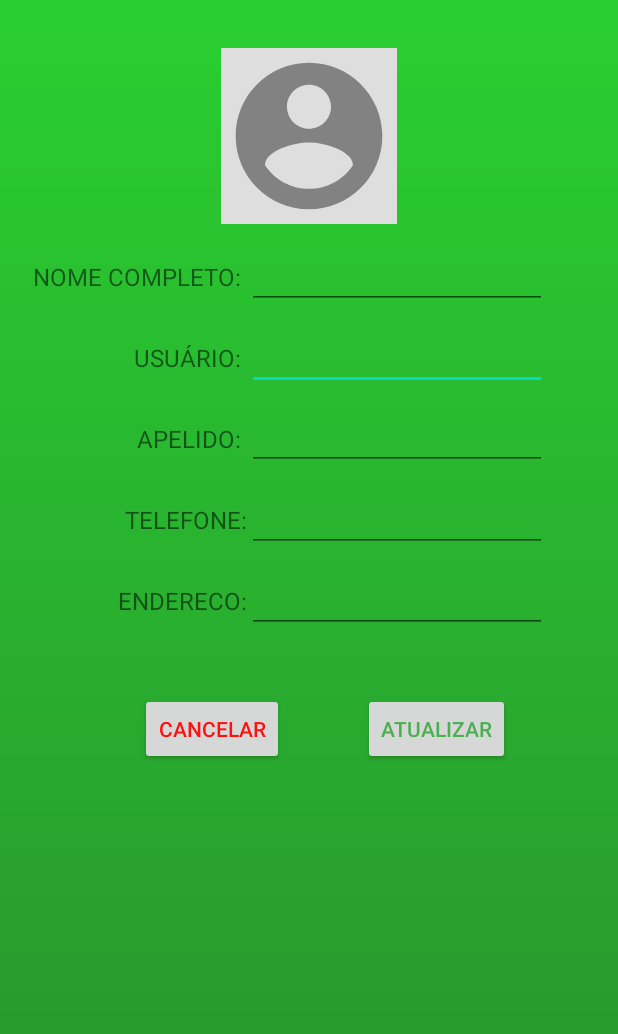
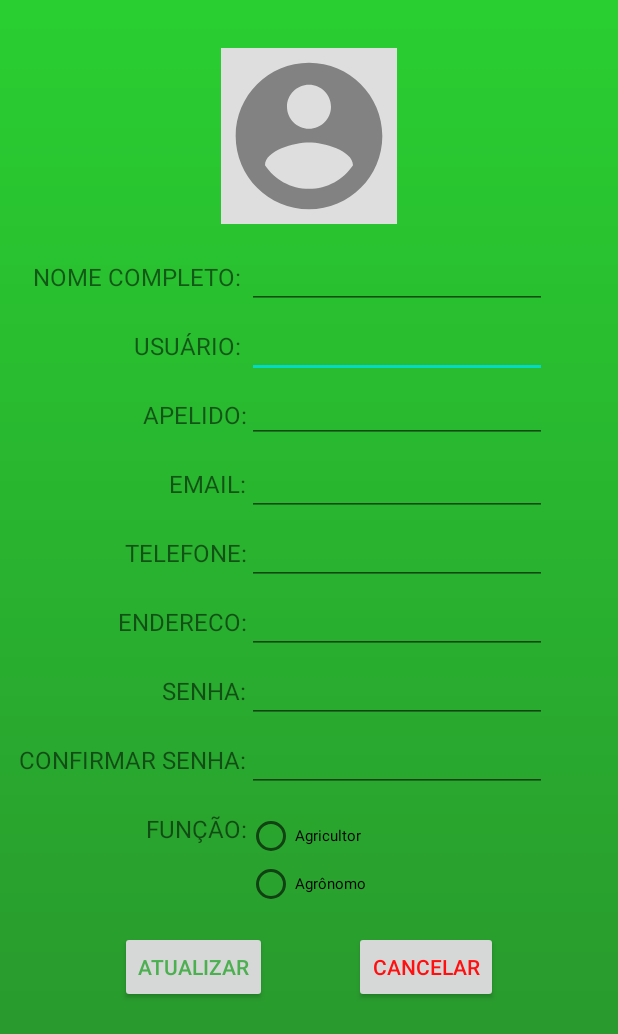
Before and after one commit to Joedson-Bomfim/DM2020.2-Terra-Forte, an Android app: the layout editar_usuario.xml on its own in the app's theme, with its tools: preview values and no code run, on a phone screen of 412 x 824 dp. Shown: the top 1034 px of the screen. Run offline under Robolectric (Android 15) with nearby library versions, the phone set to English and light mode, and no system bars.

Commit message:
Perto de finalizar o CRUD de todos os campos de usuário

```diff
--- a/app/src/main/java/com/example/terraforte/EditarUsuario.java
+++ b/app/src/main/java/com/example/terraforte/EditarUsuario.java
@@ -10,7 +10,8 @@ import android.util.Log;
 import android.view.View;
 import android.widget.Button;
 import android.widget.EditText;
-import android.widget.Toast;
+import android.widget.RadioButton;
+import android.widget.RadioGroup;
 
 import com.google.android.gms.tasks.OnFailureListener;
 import com.google.android.gms.tasks.OnSuccessListener;
--- a/app/src/main/java/com/example/terraforte/Enviar_Documento.java
+++ b/app/src/main/java/com/example/terraforte/Enviar_Documento.java
@@ -11,4 +11,8 @@ public class Enviar_Documento extends AppCompatActivity {
         super.onCreate(savedInstanceState);
         setContentView(R.layout.enviar_documento);
     }
+
+    private void IniciarComponentes() {
+
+    }
 }
--- a/app/src/main/java/com/example/terraforte/MainActivity.java
+++ b/app/src/main/java/com/example/terraforte/MainActivity.java
@@ -35,6 +35,10 @@ public class MainActivity extends AppCompatActivity {
         super.onCreate(savedInstanceState);
         setContentView(R.layout.login);
 
+        IniciarComponentes();
+    }
+
+    private void IniciarComponentes() {
         email = findViewById(R.id.idEmailLogin);
         senha = findViewById(R.id.idSenhaLogin);
         progressBar = findViewById(R.id.pb_progressBar_login);
--- a/app/src/main/java/com/example/terraforte/Receituarios.java
+++ b/app/src/main/java/com/example/terraforte/Receituarios.java
@@ -11,4 +11,8 @@ public class Receituarios extends AppCompatActivity {
         super.onCreate(savedInstanceState);
         setContentView(R.layout.receituarios);
     }
+
+    private void IniciarComponentes() {
+
+    }
 }
--- a/app/src/main/res/layout/cadastrar.xml
+++ b/app/src/main/res/layout/cadastrar.xml
@@ -206,10 +206,10 @@
             app:layout_constraintBottom_toBottomOf="parent"
             app:layout_constraintEnd_toEndOf="parent"
             app:layout_constraintStart_toStartOf="parent"
-            app:layout_constraintTop_toBottomOf="@+id/radioGroup" />
+            app:layout_constraintTop_toBottomOf="@+id/radioiGroupCadastrar" />
 
         <RadioGroup
-            android:id="@+id/radioGroup"
+            android:id="@+id/radioiGroupCadastrar"
             android:layout_width="wrap_content"
             android:layout_height="wrap_content"
             app:layout_constraintStart_toStartOf="@+id/textView13"
--- a/app/src/main/res/layout/editar_usuario.xml
+++ b/app/src/main/res/layout/editar_usuario.xml
@@ -20,13 +20,15 @@
 
 
 
+
+
     ]]>
 
     <TextView
         android:id="@+id/textView17"
         android:layout_width="wrap_content"
         android:layout_height="wrap_content"
-        android:layout_marginTop="32dp"
+        android:layout_marginTop="24dp"
         android:text="USUÁRIO: "
         android:textSize="16sp"
         app:layout_constraintEnd_toStartOf="@+id/idNomeUsuarioEditPerfil"
@@ -77,38 +79,47 @@
         app:layout_constraintTop_toTopOf="@+id/textView24" />
 
     <Button
-        android:id="@+id/btn_atualizar_editPerfil"
-        android:layout_width="wrap_content"
-        android:layout_height="wrap_content"
-        android:layout_marginTop="40dp"
-        android:layout_marginEnd="72dp"
-        android:text="Atualizar"
-        android:textColor="#4CAF50"
-        app:layout_constraintEnd_toEndOf="parent"
-        app:layout_constraintTop_toBottomOf="@+id/idEnderecoEditPerfil" />
-
-    <Button
         android:id="@+id/btn_cancelar_editPerfil"
         android:layout_width="wrap_content"
         android:layout_height="wrap_content"
-        android:layout_marginStart="72dp"
-        android:layout_marginEnd="24dp"
+        android:layout_marginTop="16dp"
+        android:layout_marginEnd="80dp"
         android:text="cancelar"
         android:textColor="#FF0F0F"
-        app:layout_constraintBottom_toBottomOf="@+id/btn_atualizar_editPerfil"
-        app:layout_constraintEnd_toStartOf="@+id/btn_atualizar_editPerfil"
-        app:layout_constraintHorizontal_bias="0.428"
-        app:layout_constraintStart_toStartOf="parent" />
+        app:layout_constraintEnd_toEndOf="parent"
+        app:layout_constraintTop_toBottomOf="@+id/radioGroupEditPerfil" />
+
+    <Button
+        android:id="@+id/btn_atualizar_editPerfil"
+        android:layout_width="wrap_content"
+        android:layout_height="48dp"
+        android:layout_marginStart="80dp"
+        android:layout_marginTop="16dp"
+        android:text="Atualizar"
+        android:textColor="#4CAF50"
+        app:layout_constraintStart_toStartOf="parent"
+        app:layout_constraintTop_toBottomOf="@+id/radioGroupEditPerfil" />
 
     <TextView
         android:id="@+id/textView21"
         android:layout_width="wrap_content"
         android:layout_height="wrap_content"
-        android:layout_marginTop="32dp"
+        android:layout_marginTop="24dp"
         android:text="TELEFONE:"
         android:textSize="16sp"
         app:layout_constraintEnd_toStartOf="@+id/idTelefoneEditPerfil"
-        app:layout_constraintTop_toBottomOf="@+id/textView18" />
+        app:layout_constraintTop_toBottomOf="@+id/textView29" />
+
+    <EditText
+        android:id="@+id/idEmailEditPerfil"
+        android:layout_width="200dp"
+        android:layout_height="wrap_content"
+        android:ems="10"
+        android:inputType="textEmailAddress"
+        android:textSize="16sp"
+        app:layout_constraintBottom_toBottomOf="@+id/textView29"
+        app:layout_constraintEnd_toEndOf="@+id/idApelidoEditPerfil"
+        app:layout_constraintTop_toTopOf="@+id/textView29" />
 
     <EditText
         android:id="@+id/idApelidoEditPerfil"
@@ -120,18 +131,27 @@
         app:layout_constraintBottom_toBottomOf="@+id/textView18"
         app:layout_constraintEnd_toEndOf="@+id/idNomeUsuarioEditPerfil"
         app:layout_constraintTop_toTopOf="@+id/textView18"
-        app:layout_constraintVertical_bias="0.523" />
+        app:layout_constraintVertical_bias="0.619" />
 
     <TextView
         android:id="@+id/textView18"
         android:layout_width="wrap_content"
         android:layout_height="wrap_content"
-        android:layout_marginTop="32dp"
-        android:layout_marginEnd="4dp"
+        android:layout_marginTop="24dp"
         android:text="APELIDO:"
         android:textSize="16sp"
         app:layout_constraintEnd_toStartOf="@+id/idApelidoEditPerfil"
         app:layout_constraintTop_toBottomOf="@+id/textView17" />
+
+    <TextView
+        android:id="@+id/textView29"
+        android:layout_width="wrap_content"
+        android:layout_height="wrap_content"
+        android:layout_marginTop="24dp"
+        android:text="EMAIL:"
+        android:textSize="16sp"
+        app:layout_constraintEnd_toStartOf="@+id/idEmailEditPerfil"
+        app:layout_constraintTop_toBottomOf="@+id/textView18" />
 
     <EditText
         android:id="@+id/idTelefoneEditPerfil"
@@ -141,7 +161,7 @@
         android:inputType="phone"
         android:textSize="16sp"
         app:layout_constraintBottom_toBottomOf="@+id/textView21"
-        app:layout_constraintEnd_toEndOf="@+id/idApelidoEditPerfil"
+        app:layout_constraintEnd_toEndOf="@+id/idEmailEditPerfil"
         app:layout_constraintTop_toTopOf="@+id/textView21" />
 
     <EditText
@@ -155,14 +175,88 @@
         app:layout_constraintEnd_toEndOf="@+id/idTelefoneEditPerfil"
         app:layout_constraintTop_toTopOf="@+id/textView27" />
 
+    <EditText
+        android:id="@+id/idEnderecoEditPerfil2"
+        android:layout_width="200dp"
+        android:layout_height="wrap_content"
+        android:ems="10"
+        android:inputType="textPassword"
+        android:textSize="16sp"
+        app:layout_constraintBottom_toBottomOf="@+id/textView35"
+        app:layout_constraintEnd_toEndOf="@+id/idEnderecoEditPerfil"
+        app:layout_constraintTop_toTopOf="@+id/textView35" />
+
+    <TextView
+        android:id="@+id/textView35"
+        android:layout_width="wrap_content"
+        android:layout_height="wrap_content"
+        android:layout_marginTop="24dp"
+        android:text="SENHA:"
+        android:textSize="16sp"
+        app:layout_constraintEnd_toStartOf="@+id/idEnderecoEditPerfil2"
+        app:layout_constraintTop_toBottomOf="@+id/textView27" />
+
+    <TextView
+        android:id="@+id/textView39"
+        android:layout_width="wrap_content"
+        android:layout_height="wrap_content"
+        android:layout_marginTop="24dp"
+        android:text="CONFIRMAR SENHA:"
+        android:textSize="16sp"
+        app:layout_constraintEnd_toStartOf="@+id/idEnderecoEditPerfil4"
+        app:layout_constraintTop_toBottomOf="@+id/textView35" />
+
+    <EditText
+        android:id="@+id/idEnderecoEditPerfil4"
+        android:layout_width="200dp"
+        android:layout_height="wrap_content"
+        android:ems="10"
+        android:inputType="textPassword"
+        android:textSize="16sp"
+        app:layout_constraintBottom_toBottomOf="@+id/textView39"
+        app:layout_constraintEnd_toEndOf="@+id/idEnderecoEditPerfil2"
+        app:layout_constraintTop_toTopOf="@+id/textView39" />
+
     <TextView
         android:id="@+id/textView27"
         android:layout_width="wrap_content"
         android:layout_height="wrap_content"
-        android:layout_marginTop="32dp"
+        android:layout_marginTop="24dp"
         android:text="ENDERECO:"
         android:textSize="16sp"
         app:layout_constraintEnd_toStartOf="@+id/idEnderecoEditPerfil"
         app:layout_constraintTop_toBottomOf="@+id/textView21" />
 
+    <TextView
+        android:id="@+id/textView41"
+        android:layout_width="wrap_content"
+        android:layout_height="wrap_content"
+        android:layout_marginTop="24dp"
+        android:text="FUNÇÃO:"
+        android:textSize="16sp"
+        app:layout_constraintEnd_toEndOf="@+id/textView39"
+        app:layout_constraintTop_toBottomOf="@+id/textView39" />
+
+    <RadioGroup
+        android:id="@+id/radioGroupEditPerfil"
+        android:layout_width="98dp"
+        android:layout_height="63dp"
+        app:layout_constraintStart_toEndOf="@+id/textView41"
+        app:layout_constraintTop_toTopOf="@+id/textView41">
+
+        <RadioButton
+            android:id="@+id/rbAgricultorEditPerfil"
+            android:layout_width="match_parent"
+            android:layout_height="wrap_content"
+            android:text="Agricultor"
+            android:textSize="10sp" />
+
+        <RadioButton
+            android:id="@+id/rbAgronomoEdittPerfil"
+            android:layout_width="match_parent"
+            android:layout_height="wrap_content"
+            android:text="Agrônomo"
+            android:textSize="10sp" />
+    </RadioGroup>
+
 </androidx.constraintlayout.widget.ConstraintLayout>
```
Also changed, not shown: app/src/main/java/com/example/terraforte/Cadastrar.java (+16 -23 lines), app/src/main/java/com/example/terraforte/Lista_Contatos.java (+8 -3 lines), app/src/main/java/com/example/terraforte/Perfil.java (+46 -9 lines), app/src/main/res/layout/perfil.xml (+16 -2 lines).
